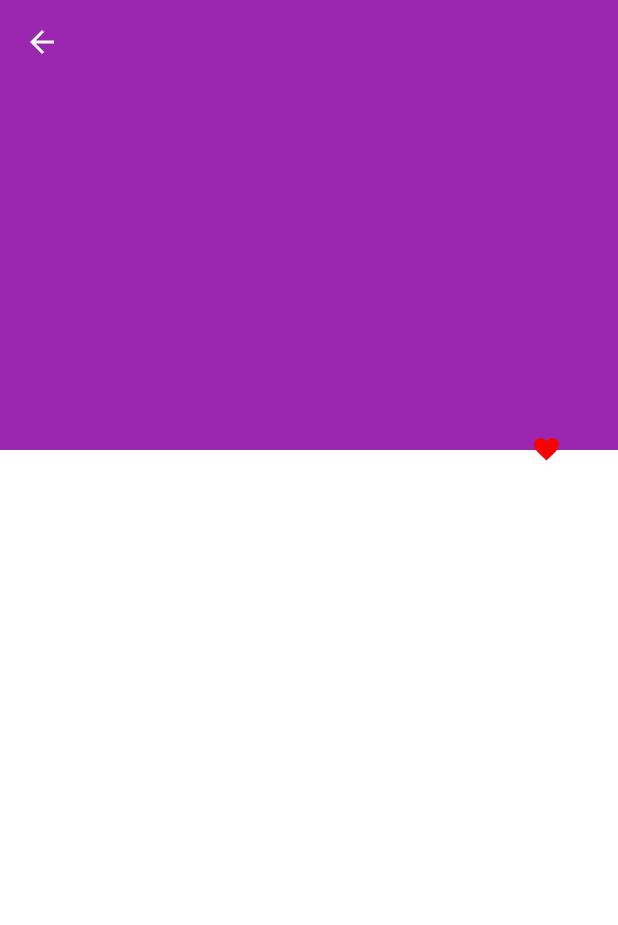
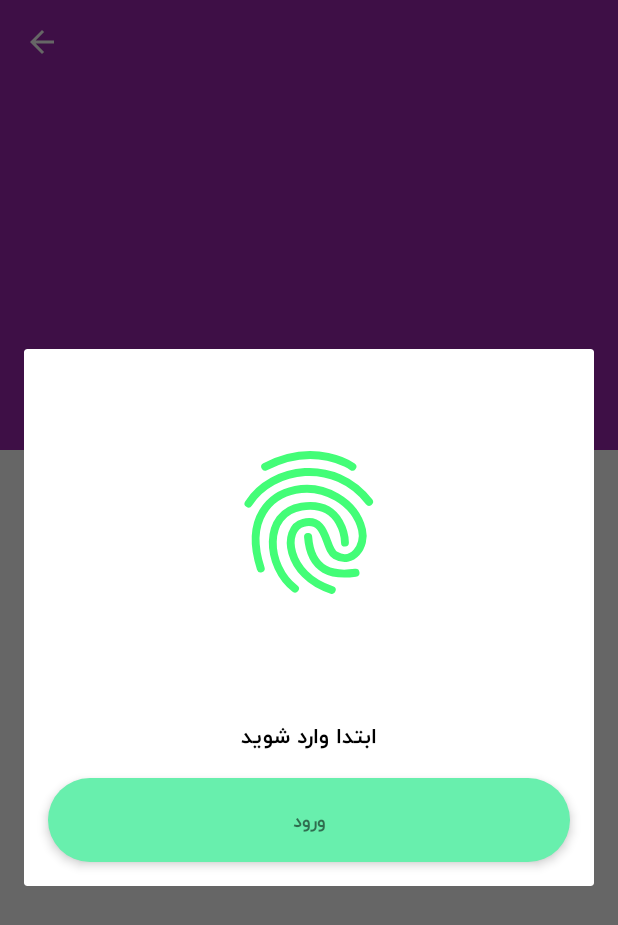
Before and after one commit to salmanseifian/fazshow, an Android app: the NewsDetailActivity screen opened directly, with no data from a screen before it, after a tap on an icon or button, on a phone screen of 412 x 824 dp. Shown: the top 925 px of the screen. Run offline under Robolectric (Android 15) with nearby library versions, the phone set to English and light mode, and no system bars; our stand-ins replace ButterKnife.

Commit message:
update: show authentication needed for like action

```diff
--- a/app/src/main/java/com/owjmedia/faaz/general/networking/ApiInterface.java
+++ b/app/src/main/java/com/owjmedia/faaz/general/networking/ApiInterface.java
@@ -51,7 +51,7 @@ public interface ApiInterface {
     Call<NewsResponse> getNews();
 
     @GET("v1/news/{news_id}/")
-    Call<NewsDetailResponse> getNewsDetail(@Path("news_id") String newsId);
+    Call<NewsDetailResponse> getNewsDetail(@Header("Authorization") String accessToken, @Path("news_id") String newsId);
 
     @POST("v1/news/{news_id}/like/")
     Call<ResponseBody> like(@Header("Authorization") String accessToken, @Path("news_id") String newsId);
--- a/app/src/main/java/com/owjmedia/faaz/newsdetail/NewsDetailActivity.java
+++ b/app/src/main/java/com/owjmedia/faaz/newsdetail/NewsDetailActivity.java
@@ -12,6 +12,7 @@ import android.widget.ImageView;
 
 import com.airbnb.lottie.LottieAnimationView;
 import com.owjmedia.faaz.R;
+import com.owjmedia.faaz.general.utils.AuthenticationDialog;
 import com.owjmedia.faaz.newsdetail.model.NewsDetailResponse;
 import com.owjmedia.faaz.general.Constants;
 import com.owjmedia.faaz.general.utils.AppManager;
@@ -42,7 +43,10 @@ public class NewsDetailActivity extends AppCompatActivity implements NewsDetailC
         }
 
         mNewsDetailPresenter = new NewsDetailPresenter(this);
-        mNewsDetailPresenter.getNewsDetail(getNewsId());
+        if (AppManager.getString(this, Constants.KEYS.TOKEN) != null && mNewsDetailPresenter != null)
+            mNewsDetailPresenter.getNewsDetail(AppManager.getString(this, Constants.KEYS.TOKEN), getNewsId());
+        else
+            mNewsDetailPresenter.getNewsDetail("", getNewsId());
     }
 
     @Override
@@ -78,6 +82,10 @@ public class NewsDetailActivity extends AppCompatActivity implements NewsDetailC
         } else {
             txtNewsContent.setText(Html.fromHtml(newsDetailResponse.getContent()));
         }
+
+        if (newsDetailResponse.isLiked()) {
+            lottieLike.playAnimation();
+        }
         ImageHelper.getInstance(this).imageLoader(newsDetailResponse.getImage(), imgNews, ImageHelper.ImageType.NEWS);
     }
 
@@ -92,8 +100,13 @@ public class NewsDetailActivity extends AppCompatActivity implements NewsDetailC
 
     @OnClick(R.id.lottieLike)
     public void like() {
-        lottieLike.playAnimation();
-        mNewsDetailPresenter.like(AppManager.getString(this, Constants.KEYS.TOKEN), getNewsId());
+        if (AppManager.isLogin(this)) {
+            lottieLike.playAnimation();
+            mNewsDetailPresenter.like(AppManager.getString(this, Constants.KEYS.TOKEN), getNewsId());
+        } else {
+            new AuthenticationDialog(this).show();
+        }
+
     }
 
 
--- a/app/src/main/java/com/owjmedia/faaz/newsdetail/NewsDetailContract.java
+++ b/app/src/main/java/com/owjmedia/faaz/newsdetail/NewsDetailContract.java
@@ -19,7 +19,7 @@ public interface NewsDetailContract {
 
     interface Presenter extends BasePresenter {
 
-        void getNewsDetail(String newsId);
+        void getNewsDetail(String accessToken, String newsId);
 
         void like(String accessToken, String newsId);
     }
--- a/app/src/main/java/com/owjmedia/faaz/newsdetail/NewsDetailPresenter.java
+++ b/app/src/main/java/com/owjmedia/faaz/newsdetail/NewsDetailPresenter.java
@@ -25,9 +25,9 @@ public class NewsDetailPresenter implements NewsDetailContract.Presenter {
     }
 
     @Override
-    public void getNewsDetail(String newsId) {
+    public void getNewsDetail(String accessToken, String newsId) {
         ApiInterface apiService = ApiClient.getClient().create(ApiInterface.class);
-        Call<NewsDetailResponse> call = apiService.getNewsDetail(newsId);
+        Call<NewsDetailResponse> call = apiService.getNewsDetail(accessToken, newsId);
 
         mNewsDetailView.setLoadingIndicator(true);
         call.enqueue(new Callback<NewsDetailResponse>() {
--- a/app/src/main/res/layout/authentication_dlg.xml
+++ b/app/src/main/res/layout/authentication_dlg.xml
@@ -9,12 +9,12 @@
         android:layout_width="wrap_content"
         android:layout_height="wrap_content"
         app:lottie_autoPlay="true"
-        app:lottie_fileName="register_to_vote.json"
+        app:lottie_fileName="android_fingerprint.json"
         app:lottie_loop="true" />
 
     <com.owjmedia.faaz.general.utils.CustomWidgets.TypefacedTextView
         android:id="@+id/txtVote"
-        android:text="@string/you_should_login_for_voting"
+        android:text="@string/you_should_login_first"
         android:layout_below="@+id/lottieRegisterToVote"
         style="@style/NewsTitleTextView" />
 
--- a/app/src/main/res/layout/news_detail_act.xml
+++ b/app/src/main/res/layout/news_detail_act.xml
@@ -55,6 +55,7 @@
             <com.owjmedia.faaz.general.utils.CustomWidgets.TypefacedTextView
                 android:id="@+id/txtNewsTitle"
                 style="@style/NewsTitleTextView"
+                android:layout_marginTop="16dp"
                 android:transitionName="@string/news_title" />
 
             <com.owjmedia.faaz.general.utils.CustomWidgets.TypefacedTextView
@@ -68,12 +69,12 @@
 
     <com.airbnb.lottie.LottieAnimationView
         android:id="@+id/lottieLike"
-        android:layout_width="80dp"
-        android:layout_height="80dp"
+        android:layout_width="32dp"
+        android:layout_height="32dp"
         android:layout_below="@+id/imgNews"
-        android:layout_margin="8dp"
+        android:layout_margin="16dp"
         app:layout_anchor="@id/app_bar"
         app:layout_anchorGravity="bottom|right|end"
-        app:lottie_fileName="like.json" />
+        app:lottie_fileName="love.json" />
 
 </android.support.design.widget.CoordinatorLayout>
--- a/app/src/main/res/values/strings.xml
+++ b/app/src/main/res/values/strings.xml
@@ -36,4 +36,5 @@
     <string name="toolbar_name">toolbar</string>
     <string name="news_title">news_title</string>
     <string name="no_internet_connection">برنامه قادر به اتصال به سرور نیست</string>
+    <string name="you_should_login_first">ابتدا وارد شوید</string>
 </resources>
```
Also changed, not shown: app/src/main/assets/android_fingerprint.json (added, +1 -0 lines), app/src/main/assets/love.json (added, +1 -0 lines), app/src/main/java/com/owjmedia/faaz/newsdetail/NewsDetailFragment.java (deleted, +0 -103 lines), app/src/main/java/com/owjmedia/faaz/newsdetail/model/NewsDetailResponse.java (+10 -0 lines).
